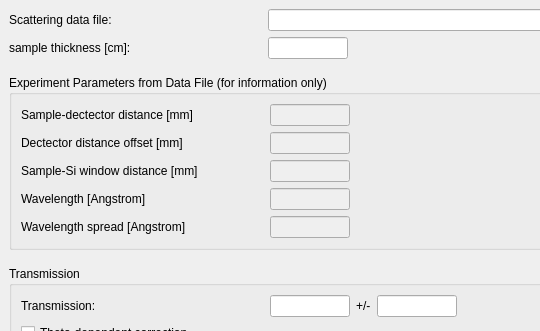
The window that scripts/Interface/ui/sans/hfir_sample_data.ui (mantidproject/mantid) describes before a commit, drawn with Qt 5; both pictures show x 0 to 540 and y 0 to 331 of the 1014 by 874 pixel window.
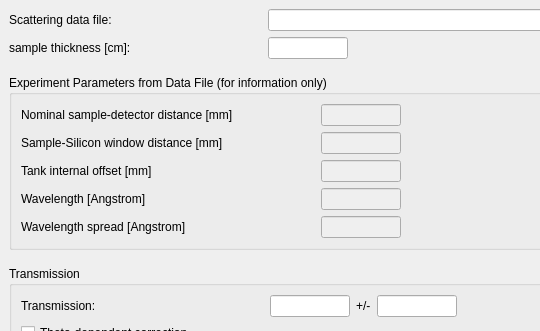
The same window after the commit.

Commit message: Re #14119 UI appaers to OK. TODO: ReductionOptions

What changed in the file:
```diff
--- a/scripts/Interface/ui/sans/hfir_sample_data.ui
+++ b/scripts/Interface/ui/sans/hfir_sample_data.ui
@@ -324,7 +324,7 @@
               </property>
               <property name="minimumSize">
                <size>
-                <width>249</width>
+                <width>300</width>
                 <height>0</height>
                </size>
               </property>
@@ -335,7 +335,7 @@
                </size>
               </property>
               <property name="text">
-               <string>Sample-dectector distance [mm]</string>
+               <string>Nominal sample-detector distance [mm]</string>
               </property>
              </widget>
             </item>
@@ -367,28 +367,33 @@
               </property>
              </widget>
             </item>
-            <item row="1" column="0">
-             <widget class="QLabel" name="label_7">
-              <property name="text">
-               <string>Dectector distance offset [mm]</string>
+            <item row="2" column="1">
+             <widget class="QLineEdit" name="sample_dist_offset_edit">
+              <property name="enabled">
+               <bool>false</bool>
               </property>
-             </widget>
-            </item>
-            <item row="2" column="0">
-             <widget class="QLabel" name="label_8">
-              <property name="text">
-               <string>Sample-Si window distance [mm]</string>
+              <property name="minimumSize">
+               <size>
+                <width>80</width>
+                <height>0</height>
+               </size>
               </property>
+              <property name="maximumSize">
+               <size>
+                <width>80</width>
+                <height>16777215</height>
+               </size>
+              </property>
              </widget>
             </item>
-            <item row="3" column="0">
+            <item row="4" column="0">
              <widget class="QLabel" name="label_5">
               <property name="text">
                <string>Wavelength [Angstrom]</string>
               </property>
              </widget>
             </item>
-            <item row="3" column="1">
+            <item row="4" column="1">
              <widget class="QLineEdit" name="wavelength_edit">
               <property name="enabled">
                <bool>false</bool>
@@ -410,7 +415,7 @@
               </property>
              </widget>
             </item>
-            <item row="4" column="0">
+            <item row="5" column="0">
              <widget class="QLabel" name="label_10">
               <property name="text">
                <string>Wavelength spread [Angstrom]</string>
@@ -420,7 +425,7 @@
               </property>
              </widget>
             </item>
-            <item row="4" column="1">
+            <item row="5" column="1">
              <widget class="QLineEdit" name="wavelength_spread_edit">
               <property name="enabled">
                <bool>false</bool>
@@ -442,26 +447,21 @@
               </property>
              </widget>
             </item>
+            <item row="2" column="0">
+             <widget class="QLabel" name="label_7">
+              <property name="text">
+               <string>Tank internal offset [mm]</string>
+              </property>
+             </widget>
+            </item>
+            <item row="1" column="0">
+             <widget class="QLabel" name="label_8">
+              <property name="text">
+               <string>Sample-Silicon window distance [mm]</string>
+              </property>
+             </widget>
+            </item>
             <item row="1" column="1">
-             <widget class="QLineEdit" name="sample_dist_offset_edit">
-              <property name="enabled">
-               <bool>false</bool>
-              </property>
-              <property name="minimumSize">
-               <size>
-                <width>80</width>
-                <height>0</height>
-               </size>
-              </property>
-              <property name="maximumSize">
-               <size>
-                <width>80</width>
-                <height>16777215</height>
-               </size>
-              </property>
-             </widget>
-            </item>
-            <item row="2" column="1">
              <widget class="QLineEdit" name="sample_si_window_dist_edit">
               <property name="enabled">
                <bool>false</bool>
```
The commit also changes 6 other files.
